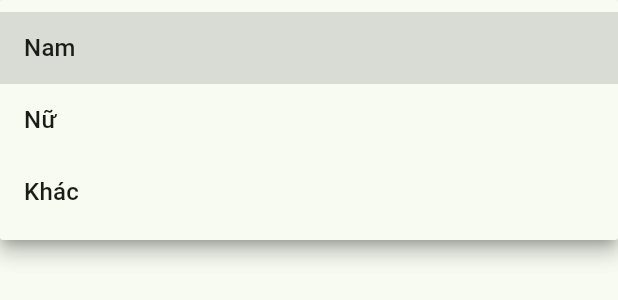
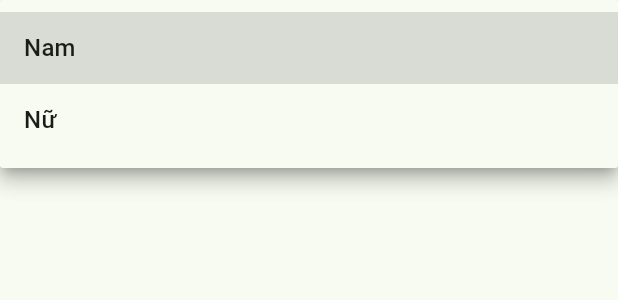
Before and after one commit to fralcy/FamTree, a Flutter app: the GenderDropdown widget shown alone on an empty page, opened directly with empty values, after a tap on "Nam", on a phone screen of 412 x 824 dp. Shown: the top 300 px of the screen. Run offline on Flutter 3.47's test engine with Material 3 defaults, Android fonts, the phone set to English and light mode, and no system bars; our stand-ins replace file_picker, hive, hive_flutter; accounts and stored records are empty; generated files the repository leaves out were written again.

Commit message:
feat: remove Other gender option, add Gender.opposite helper
Bỏ giá trị Gender.other (chỉ còn Nam/Nữ) — không renumber/tái dùng
HiveField(2) đã bỏ. Thêm GenderX.opposite dùng để tự chọn giới tính
ngược lại khi thêm vợ/chồng.

Co-Authored-By: Claude Sonnet 5 <noreply@anthropic.com>

```diff
--- a/lib/core/widgets/gender_dropdown.dart
+++ b/lib/core/widgets/gender_dropdown.dart
@@ -20,7 +20,6 @@ class GenderDropdown extends StatelessWidget {
       items: [
         DropdownMenuItem(value: Gender.male, child: Text(l10n.genderMale)),
         DropdownMenuItem(value: Gender.female, child: Text(l10n.genderFemale)),
-        DropdownMenuItem(value: Gender.other, child: Text(l10n.genderOther)),
       ],
       onChanged: onChanged,
     );
--- a/lib/models/gender.dart
+++ b/lib/models/gender.dart
@@ -8,6 +8,10 @@ enum Gender {
   male,
   @HiveField(1)
   female,
-  @HiveField(2)
-  other,
+  // HiveField(2) = other, đã bỏ khỏi phạm vi — không tái dùng số 2.
 }
+
+extension GenderX on Gender {
+  /// Dùng để tự chọn giới tính mặc định khi thêm vợ/chồng.
+  Gender get opposite => this == Gender.male ? Gender.female : Gender.male;
+}
```
